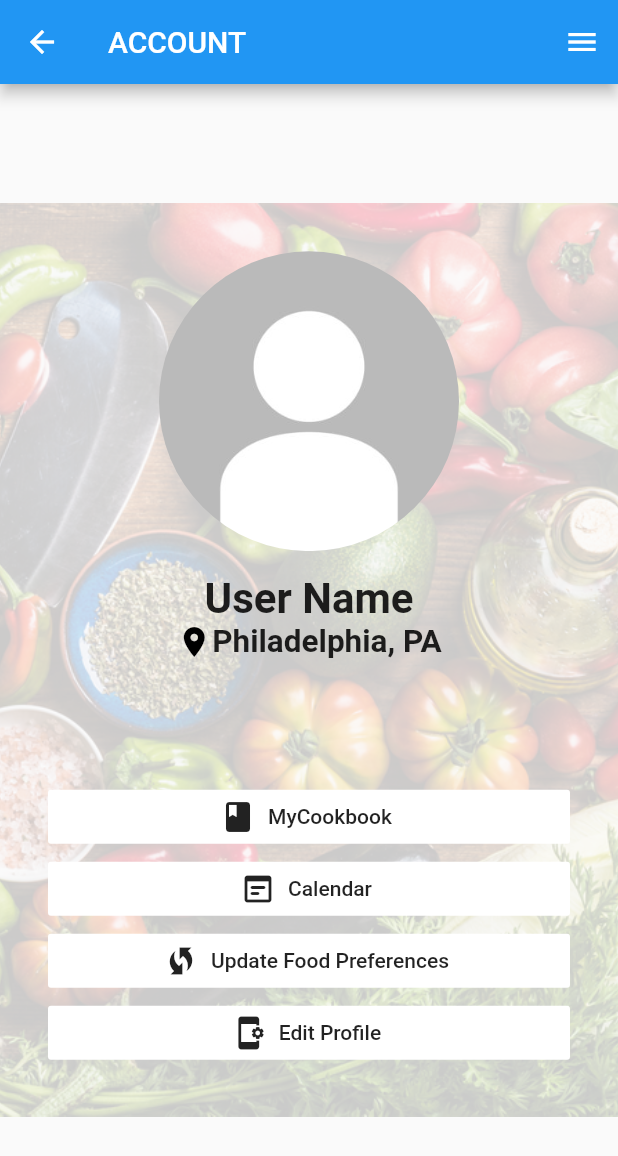
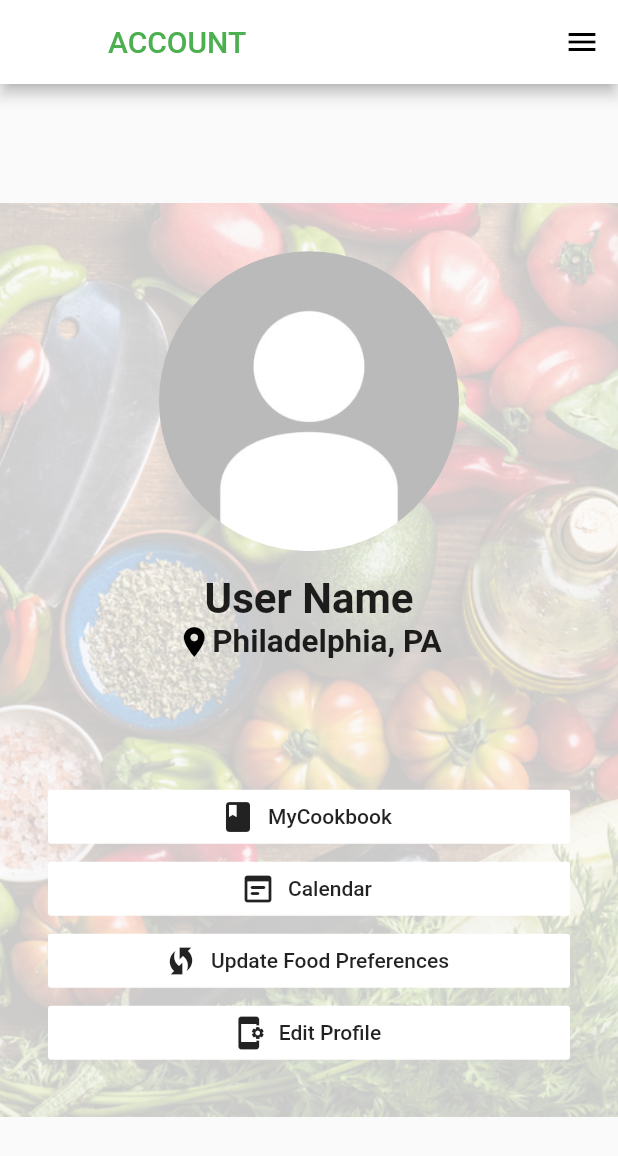
Before and after one commit to Capstone-Projects-2022-Spring/project-gorecipe, a Flutter app: the Profile screen opened directly with empty values, on a phone screen of 412 x 824 dp. Shown: the top 1156 px of the screen. Run offline on Flutter 3.47's test engine with Material 2 defaults, Android fonts, the phone set to English and light mode, and no system bars.

Commit message:
add some styling

```diff
--- a/GoRECIPE/gorecipe/lib/Screens/profile.dart
+++ b/GoRECIPE/gorecipe/lib/Screens/profile.dart
@@ -38,11 +38,15 @@ class _Profile extends State<Profile> {
 
     return Scaffold(
         appBar: AppBar(
-          title: const Text('ACCOUNT'),
+          title: const Text('ACCOUNT',
+            style: TextStyle(
+              color: Colors.green,
+            ),),
+          backgroundColor: Colors.white,
           actions: <Widget>[
-
             IconButton(
               icon: const Icon(Icons.menu),
+              color: Colors.black,
               tooltip: 'Go to the next page',
               onPressed: () {
                 Navigator.push(context, MaterialPageRoute<void>(
@@ -115,7 +119,7 @@ class _Profile extends State<Profile> {
                         icon: Icon(
                             Icons.book
                         ),
-                        label: Text('MyCookbook'),
+                        label: Text('MyCookbook', textAlign: TextAlign.left,),
                         color: Colors.white,
                         minWidth: double.infinity,
                       ),
```
